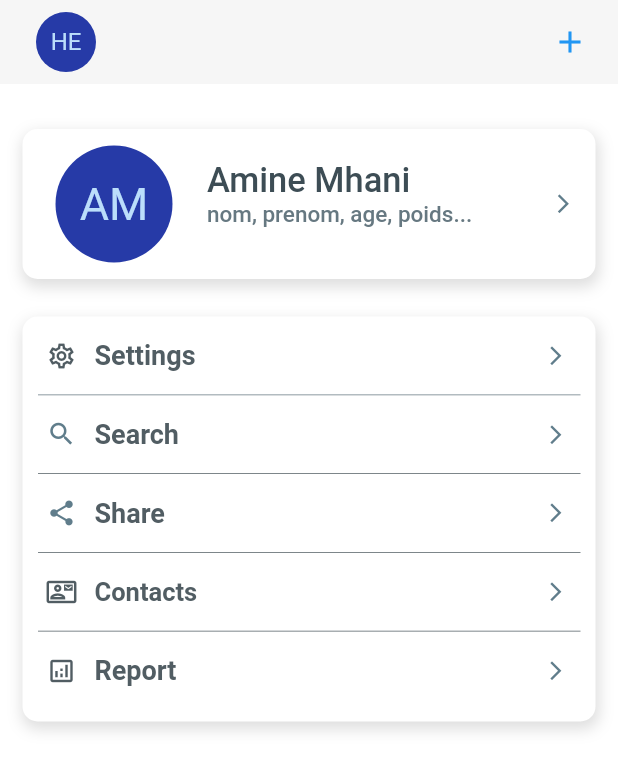
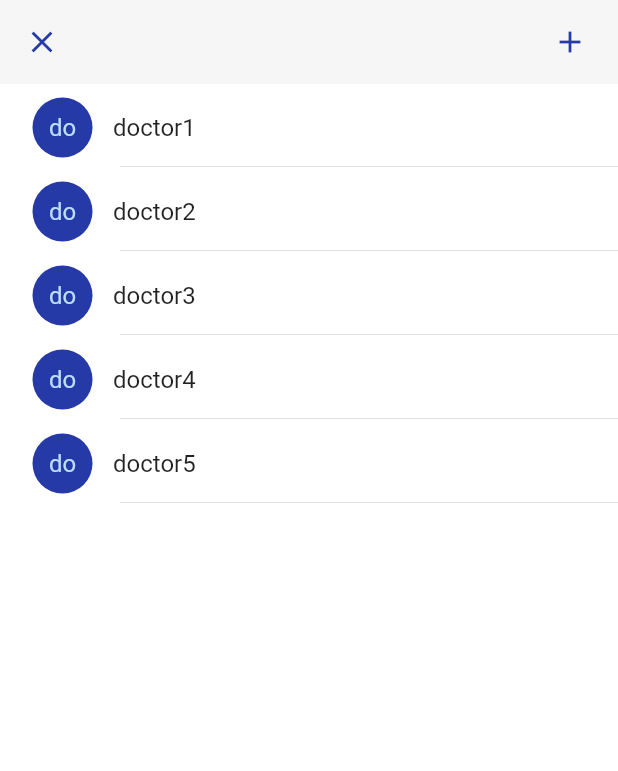
Before and after one commit to HmzEzh/medisafe, a Flutter app: the ProfilScreen screen opened directly, after a tap on "Search", on a phone screen of 412 x 824 dp. Shown: the top 771 px of the screen. Run offline on Flutter 3.47's test engine with Material 2 defaults, Android fonts, the phone set to English and light mode, and no system bars; our stand-ins replace flutter_datetime_picker.

Commit message:
medcin crud

```diff
--- /dev/null
+++ b/lib/screens/profilScreen/MedecinScreen/MedcinsListScreen.dart
@@ -0,0 +1,142 @@
+import 'package:flutter/material.dart';
+import 'package:medisafe/screens/profilScreen/MedecinScreen/MedcinsInfosScreen.dart';
+
+import 'AddMedcinScreen.dart';
+
+class MedcinsListScreen extends StatefulWidget {
+  const MedcinsListScreen({
+    Key? key,
+  }) : super(key: key);
+  @override
+  State<MedcinsListScreen> createState() => _MedcinsListScreenState();
+}
+
+class _MedcinsListScreenState extends State<MedcinsListScreen>
+    with TickerProviderStateMixin {
+  AnimationController? animationController;
+  void initState() {
+    animationController = AnimationController(
+        duration: const Duration(milliseconds: 1000), vsync: this);
+    super.initState();
+  }
+
+  @override
+  Widget build(BuildContext context) {
+    Size size = MediaQuery.of(context).size;
+    return Scaffold(
+        appBar: AppBar(
+            title: InkWell(
+                onTap: () {
+                  Navigator.pop(context);
+                },
+                child: Icon(
+                  IconData(0xe16a, fontFamily: 'MaterialIcons'),
+                  color: Color.fromARGB(255, 38, 58, 167),
+                )),
+            shadowColor: Colors.transparent,
+            backgroundColor: Color.fromARGB(255, 246, 246, 246),
+            automaticallyImplyLeading: false,
+            centerTitle: false,
+            actions: [
+              TextButton(
+                  style: ButtonStyle(
+                    // minimumSize : MaterialStateProperty.all(Size(0,0)),
+                    overlayColor: MaterialStateProperty.all(Colors.transparent),
+                    splashFactory: NoSplash.splashFactory,
+                  ),
+                  onPressed: () {
+                    Navigator.push<dynamic>(
+                      context,
+                      MaterialPageRoute<dynamic>(
+                          builder: (BuildContext context) => AddMedcinScreen()),
+                    );
+                  },
+                  child: Icon(IconData(0xe047, fontFamily: 'MaterialIcons'),color: Color.fromARGB(255, 38, 58, 167),))
+            ]),
+        backgroundColor: Colors.white,
+        body: Container(
+          //color:Color.fromARGB(255, 246, 246, 246),
+          child: ListView.builder(
+              physics: const BouncingScrollPhysics(),
+              scrollDirection: Axis.vertical,
+              itemCount: list.length,
+              itemBuilder: (ctx, index) {
+                final Animation<double> animation =
+                    Tween<double>(begin: 0.0, end: 1.0).animate(
+                  CurvedAnimation(
+                    parent: animationController!,
+                    curve: Interval((1 / 5) * index, 1.0,
+                        curve: Curves.fastOutSlowIn),
+                  ),
+                );
+                animationController?.forward();
+                return AnimatedBuilder(
+                    animation: animationController!,
+                    builder: (BuildContext context, Widget? child) {
+                      return FadeTransition(
+                          opacity: animation,
+                          child: Transform(
+                              transform: Matrix4.translationValues(
+                                  0.0, 50 * (1.0 - animation.value), 0.0),
+                              child: InkWell(
+                                onTap: (){
+                                  Navigator.push<dynamic>(
+                                      context,
+                                      MaterialPageRoute<dynamic>(
+                                        builder: (BuildContext context) =>
+                                           MedcinsInfosScreen(doctorId: index,)
+                                      ),
+                                    );
+                                },
+                                child: Column(
+                                  mainAxisSize: MainAxisSize.min,
+                                  children: [
+                                    Container(
+                                      decoration: BoxDecoration(
+                                        //color: Color.fromARGB(255, 246, 246, 246),
+                                        borderRadius:
+                                            const BorderRadius.all(Radius.circular(4)),
+                                        // border: Border.all(
+                                        //     color: DesignCourseAppTheme.nearlyBlue)
+                                      ),
+
+                                      width: size.width,
+                                      height: 50,
+                                      //height: 200,
+                                      margin: EdgeInsets.only(
+                                          top: 4, bottom: 0, left: 8, right: 8),
+                                      child: Center(
+                                        child: Row(
+                                          mainAxisAlignment: MainAxisAlignment.center,
+                                          crossAxisAlignment: CrossAxisAlignment.center,
+                                          children: [
+                                            Spacer(flex: 1,),
+                                            CircleAvatar(
+                                              radius: 20,
+                                              backgroundColor: Color.fromARGB(255, 38, 58, 167),
+                                              child:  Text(list[index].substring(0,2)),
+                                            ),
+                                            Spacer(flex: 1,),
+                                            Text(list[index],style:TextStyle(
+                                              fontSize: 16
+                                            ),),
+                                            Spacer(flex: 20,)
+                                          ],
+                                        ),
+                                      ),
+                                    ),
+                                    Divider(
+                                      height: 2,
+                                      indent: 80,
+                                      endIndent: 0,
+                                    )
+                                  ],
+                                ),
+                              )));
+                    });
+              }),
+        ));
+  }
+}
+
+var list = ["doctor1", "doctor2", "doctor3", "doctor4", "doctor5"];
--- a/lib/screens/profilScreen/ProfilScreen.dart
+++ b/lib/screens/profilScreen/ProfilScreen.dart
@@ -1,5 +1,5 @@
 import 'package:flutter/material.dart';
-
+import 'MedecinScreen/MedcinsListScreen.dart';
 import '../introduction_animation/introduction_animation_screen.dart';
 
 class ProfilScreen extends StatelessWidget {
@@ -200,7 +200,15 @@ class ProfilScreen extends StatelessWidget {
                     ),
                   ),
                   GestureDetector(
-                    onTap: () {},
+                    onTap: () {
+                       Navigator.push<dynamic>(
+                                      context,
+                                      MaterialPageRoute<dynamic>(
+                                        builder: (BuildContext context) =>
+                                           MedcinsListScreen()
+                                      ),
+                                    );
+                    },
                     child: Container(
                       margin: const EdgeInsets.fromLTRB(0, 0, 0, 10),
                       padding: const EdgeInsets.fromLTRB(0, 0, 0, 10),
```
Also changed, not shown: lib/screens/profilScreen/MedecinScreen/AddMedcinScreen.dart (added, +282 -0 lines), lib/screens/profilScreen/MedecinScreen/MedcinsInfosScreen.dart (added, +46 -0 lines).
